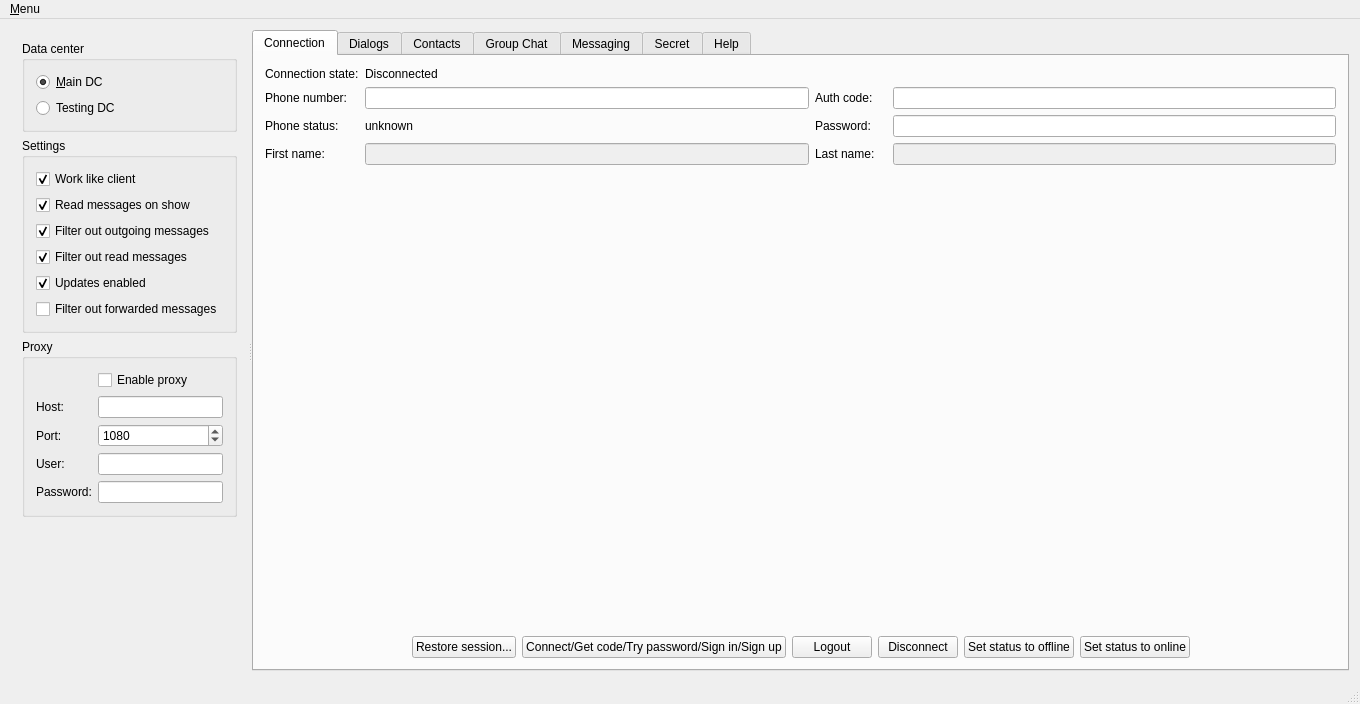
The window that clients/widgets/MainWindow.ui (Kaffeine/telegram-qt) describes before a commit, drawn with Qt 5.
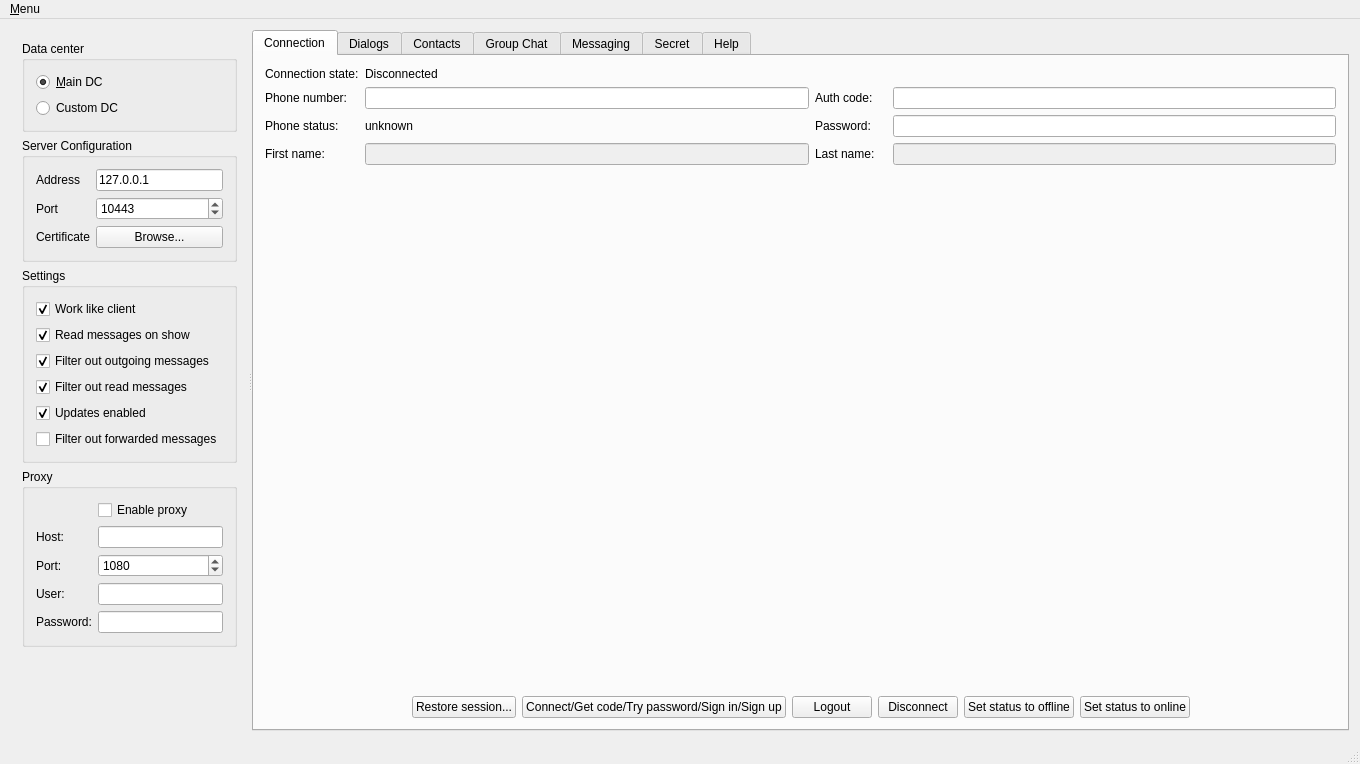
The same window after the commit.

What changed in the file:
```diff
--- a/clients/widgets/MainWindow.ui
+++ b/clients/widgets/MainWindow.ui
@@ -7,7 +7,7 @@
     <x>0</x>
     <y>0</y>
     <width>1360</width>
-    <height>704</height>
+    <height>764</height>
    </rect>
   </property>
   <property name="windowTitle">
@@ -41,7 +41,7 @@
            <item row="2" column="0">
             <widget class="QRadioButton" name="testingDcRadio">
              <property name="text">
-              <string>Testing DC</string>
+              <string>Custom DC</string>
              </property>
              <property name="checked">
               <bool>false</bool>
@@ -51,6 +51,66 @@
           </layout>
          </widget>
         </item>
+        <item>
+         <widget class="QGroupBox" name="customServerConfiguration">
+          <property name="title">
+           <string>Server Configuration</string>
+          </property>
+          <layout class="QFormLayout" name="formLayout_2">
+           <item row="0" column="0">
+            <widget class="QLabel" name="label_20">
+             <property name="text">
+              <string>Address</string>
+             </property>
+            </widget>
+           </item>
+           <item row="0" column="1">
+            <widget class="QLineEdit" name="customServerAddressEdit">
+             <property name="text">
+              <string>127.0.0.1</string>
+             </property>
+             <property name="maxLength">
+              <number>24</number>
+             </property>
+            </widget>
+           </item>
+           <item row="1" column="0">
+            <widget class="QLabel" name="label_21">
+             <property name="text">
+              <string>Port</string>
+             </property>
+            </widget>
+           </item>
+           <item row="1" column="1">
+            <widget class="QSpinBox" name="customServerPortBox">
+             <property name="minimum">
+              <number>1</number>
+             </property>
+             <property name="maximum">
+              <number>65535</number>
+             </property>
+             <property name="value">
+              <number>10443</number>
+             </property>
+            </widget>
+           </item>
+           <item row="2" column="0">
+            <widget class="QLabel" name="label_19">
+             <property name="text">
+              <string>Certificate</string>
+             </property>
+            </widget>
+           </item>
+           <item row="2" column="1">
+            <widget class="QPushButton" name="customServerKeyButton">
+             <property name="text">
+              <string>Browse...</string>
+             </property>
+            </widget>
+           </item>
+          </layout>
+         </widget>
+        </item>
         <item>
          <widget class="QGroupBox" name="groupBox_2">
           <property name="title">
```
Left out of the diff: 79 changed lines with no effect on the pictures.
